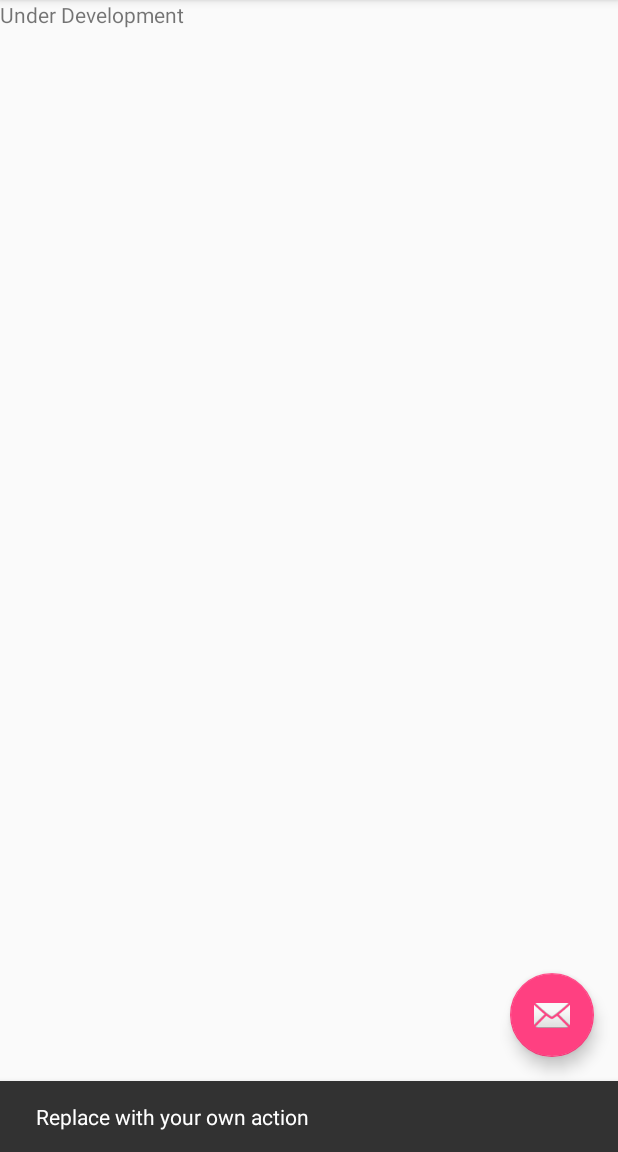
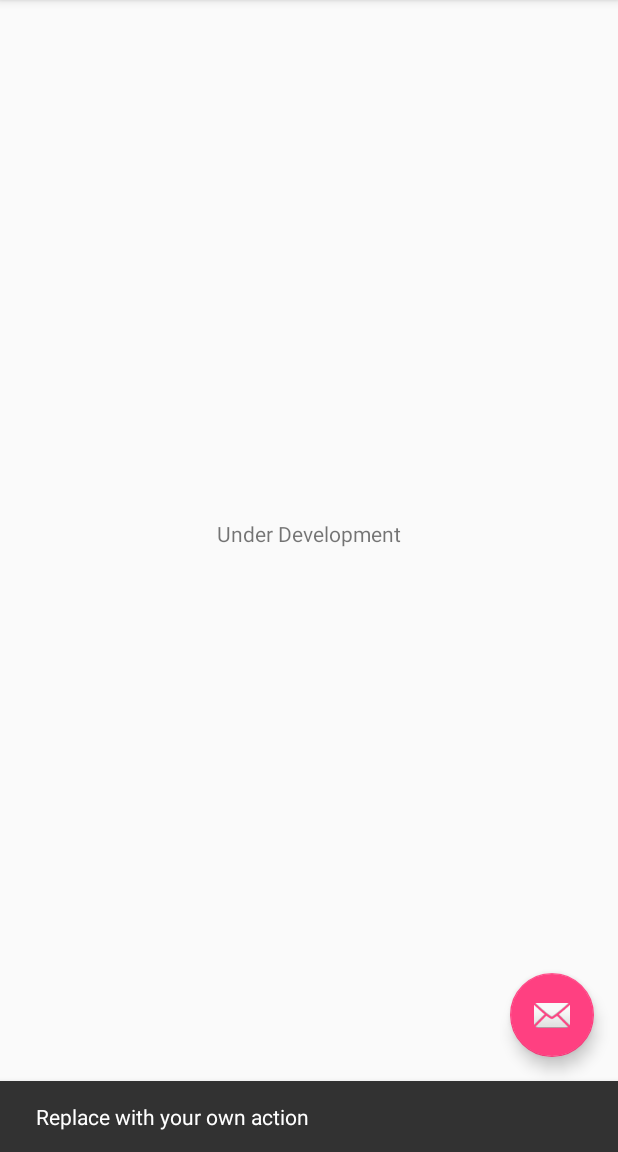
Before and after one commit to gtrdp/eplat2017, an Android app: the EPlatClient screen opened directly, with no data from a screen before it, after a tap on an icon or button, on a phone screen of 412 x 824 dp, the part 84-1236 px from its top. Run offline under Robolectric (Android 15) with nearby library versions, the phone set to English and light mode, and no system bars.

Commit message:
layout change for eplat client activity

```diff
--- a/Eplat/app/src/main/res/layout/activity_eplat_client.xml
+++ b/Eplat/app/src/main/res/layout/activity_eplat_client.xml
@@ -20,7 +20,11 @@
 
     </android.support.design.widget.AppBarLayout>
 
-    <include layout="@layout/content_eplat_client" />
+    <include
+        layout="@layout/content_eplat_client"
+        android:layout_width="wrap_content"
+        android:layout_height="wrap_content"
+        android:layout_gravity="center"/>
 
     <android.support.design.widget.FloatingActionButton
         android:id="@+id/fab"
--- a/Eplat/app/src/main/res/layout/content_eplat_client.xml
+++ b/Eplat/app/src/main/res/layout/content_eplat_client.xml
@@ -12,7 +12,7 @@
         android:id="@+id/textView5"
         android:layout_width="wrap_content"
         android:layout_height="wrap_content"
+        android:layout_gravity="center"
         android:text="Under Development"
-        tools:layout_editor_absoluteX="163dp"
-        tools:layout_editor_absoluteY="247dp" />
+        />
 </android.support.constraint.ConstraintLayout>
```
